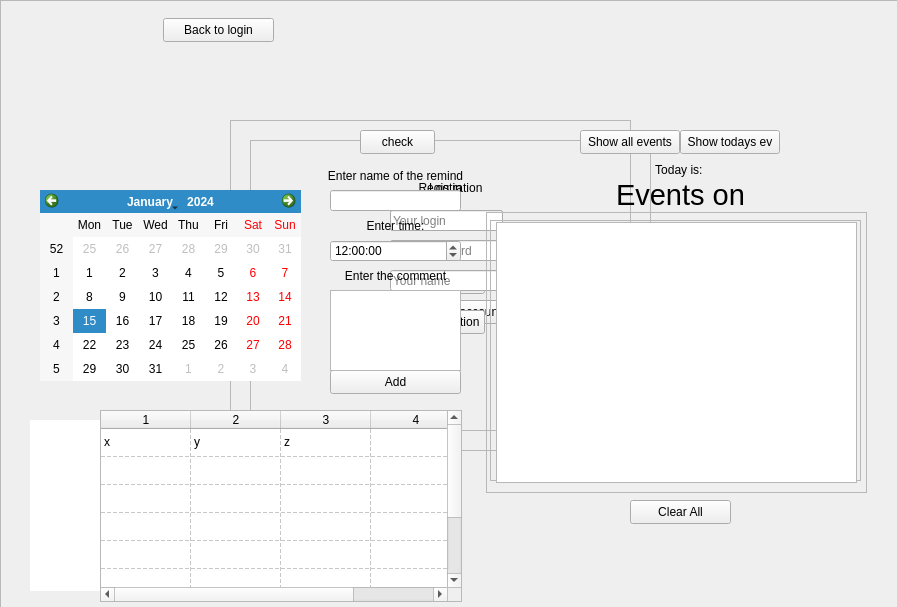
First picture: the form in untitled.ui, repository r3dbk/PCInfo, before the edit.
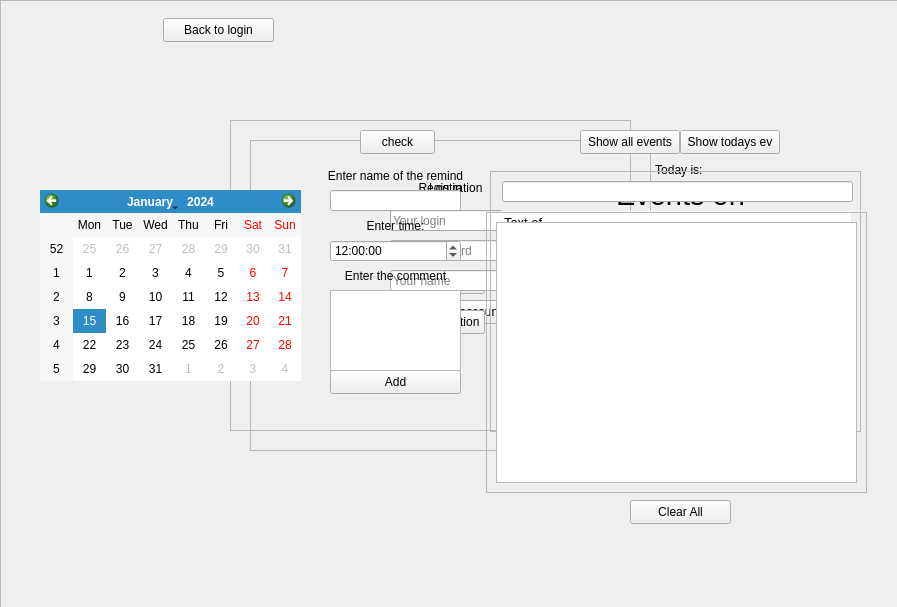
Second picture: the form after the edit.

What changed in the file:
```diff
--- a/untitled.ui
+++ b/untitled.ui
@@ -427,22 +427,6 @@
       </rect>
      </property>
     </widget>
-    <widget class="QTextEdit" name="textEdit_2">
-     <property name="geometry">
-      <rect>
-       <x>30</x>
-       <y>420</y>
-       <width>281</width>
-       <height>171</height>
-      </rect>
-     </property>
-     <property name="frameShape">
-      <enum>QFrame::NoFrame</enum>
-     </property>
-     <property name="readOnly">
-      <bool>true</bool>
-     </property>
-    </widget>
     <widget class="QPushButton" name="pushButton_8">
      <property name="geometry">
       <rect>
@@ -472,117 +456,11 @@
       <set>Qt::AlignCenter</set>
      </property>
     </widget>
-    <widget class="QTableWidget" name="tableWidget">
-     <property name="geometry">
-      <rect>
-       <x>100</x>
-       <y>410</y>
-       <width>362</width>
-       <height>192</height>
-      </rect>
-     </property>
-     <property name="sizeIncrement">
-      <size>
-       <width>0</width>
-       <height>0</height>
-      </size>
-     </property>
-     <property name="focusPolicy">
-      <enum>Qt::NoFocus</enum>
-     </property>
-     <property name="autoFillBackground">
-      <bool>false</bool>
-     </property>
-     <property name="editTriggers">
-      <set>QAbstractItemView::NoEditTriggers</set>
-     </property>
-     <property name="tabKeyNavigation">
-      <bool>true</bool>
-     </property>
-     <property name="showDropIndicator" stdset="0">
-      <bool>true</bool>
-     </property>
-     <property name="dragDropOverwriteMode">
-      <bool>false</bool>
-     </property>
-     <property name="textElideMode">
-      <enum>Qt::ElideRight</enum>
-     </property>
-     <property name="showGrid">
-      <bool>true</bool>
-     </property>
-     <property name="gridStyle">
-      <enum>Qt::DashLine</enum>
-     </property>
-     <property name="wordWrap">
-      <bool>true</bool>
-     </property>
-     <property name="rowCount">
-      <number>8</number>
-     </property>
-     <property name="columnCount">
-      <number>4</number>
-     </property>
-     <attribute name="horizontalHeaderVisible">
-      <bool>true</bool>
-     </attribute>
-     <attribute name="horizontalHeaderMinimumSectionSize">
-      <number>32</number>
-     </attribute>
-     <attribute name="horizontalHeaderDefaultSectionSize">
-      <number>90</number>
-     </attribute>
-     <attribute name="horizontalHeaderHighlightSections">
-      <bool>true</bool>
-     </attribute>
-     <attribute name="horizontalHeaderStretchLastSection">
-      <bool>false</bool>
-     </attribute>
-     <attribute name="verticalHeaderVisible">
-      <bool>false</bool>
-     </attribute>
-     <attribute name="verticalHeaderDefaultSectionSize">
-      <number>28</number>
-     </attribute>
-     <attribute name="verticalHeaderHighlightSections">
-      <bool>true</bool>
-     </attribute>
-     <attribute name="verticalHeaderStretchLastSection">
-      <bool>false</bool>
-     </attribute>
-     <row/>
-     <row/>
-     <row/>
-     <row/>
-     <row/>
-     <row/>
-     <row/>
-     <row/>
-     <column/>
-     <column/>
-     <column/>
-     <column/>
-     <item row="0" column="0">
-      <property name="text">
-       <string>x</string>
-      </property>
-     </item>
-     <item row="0" column="1">
-      <property name="text">
-       <string>y</string>
-      </property>
-     </item>
-     <item row="0" column="2">
-      <property name="text">
-       <string>z</string>
-      </property>
-     </item>
-    </widget>
     <widget class="QFrame" name="frame_4">
      <property name="geometry">
       <rect>
        <x>490</x>
-       <y>220</y>
+       <y>171</y>
        <width>371</width>
        <height>261</height>
       </rect>
@@ -593,33 +471,12 @@
      <property name="frameShadow">
       <enum>QFrame::Raised</enum>
      </property>
-     <widget class="QLabel" name="label_9">
-      <property name="geometry">
-       <rect>
-        <x>10</x>
-        <y>10</y>
-        <width>351</width>
-        <height>20</height>
-       </rect>
-      </property>
-      <property name="font">
-       <font>
-        <pointsize>11</pointsize>
-       </font>
-      </property>
-      <property name="text">
-       <string>Name of the remind</string>
-      </property>
-      <property name="alignment">
-       <set>Qt::AlignCenter</set>
-      </property>
-     </widget>
      <widget class="QPushButton" name="pushButton_9">
       <property name="geometry">
        <rect>
-        <x>200</x>
+        <x>245</x>
         <y>220</y>
-        <width>156</width>
+        <width>111</width>
         <height>31</height>
        </rect>
       </property>
@@ -640,20 +497,20 @@
        <rect>
         <x>14</x>
         <y>220</y>
-        <width>156</width>
+        <width>111</width>
         <height>31</height>
        </rect>
       </property>
       <property name="font">
        <font>
-        <pointsize>18</pointsize>
+        <pointsize>14</pointsize>
        </font>
       </property>
       <property name="toolTip">
-       <string>&lt;html&gt;&lt;head/&gt;&lt;body&gt;&lt;p&gt;Edit&lt;/p&gt;&lt;/body&gt;&lt;/html&gt;</string>
+       <string>&lt;html&gt;&lt;head/&gt;&lt;body&gt;&lt;p&gt;Discard&lt;/p&gt;&lt;/body&gt;&lt;/html&gt;</string>
       </property>
       <property name="text">
-       <string>✍</string>
+       <string>❌</string>
       </property>
      </widget>
      <widget class="QTextEdit" name="textEdit_3">
@@ -680,7 +537,7 @@
        <enum>Qt::ScrollBarAlwaysOff</enum>
       </property>
       <property name="readOnly">
-       <bool>true</bool>
+       <bool>false</bool>
       </property>
       <property name="html">
        <string>&lt;!DOCTYPE HTML PUBLIC &quot;-//W3C//DTD HTML 4.0//EN&quot; &quot;http://www.w3.org/TR/REC-html40/strict.dtd&quot;&gt;
@@ -733,40 +590,65 @@
        <set>Qt::AlignCenter</set>
       </property>
      </widget>
-     <widget class="QLabel" name="label_12">
+     <widget class="QPushButton" name="pushButton_12">
       <property name="geometry">
        <rect>
-        <x>30</x>
-        <y>175</y>
-        <width>101</width>
-        <height>21</height>
+        <x>140</x>
+        <y>220</y>
+        <width>91</width>
+        <height>31</height>
        </rect>
       </property>
-      <property name="text">
-       <string>date</string>
+      <property name="font">
+       <font>
+        <pointsize>12</pointsize>
+       </font>
       </property>
-      <property name="alignment">
-       <set>Qt::AlignCenter</set>
+      <property name="toolTip">
+       <string>Done</string>
       </property>
+      <property name="text">
+       <string>✅</string>
+      </property>
      </widget>
-     <widget class="QLabel" name="label_13">
+     <widget class="QLineEdit" name="label_9">
       <property name="geometry">
        <rect>
-        <x>240</x>
-        <y>175</y>
-        <width>101</width>
+        <x>12</x>
+        <y>10</y>
+        <width>351</width>
         <height>21</height>
        </rect>
       </property>
-      <property name="text">
-       <string>time</string>
-      </property>
       <property name="alignment">
        <set>Qt::AlignCenter</set>
       </property>
      </widget>
+     <widget class="QDateEdit" name="dateEdit">
+      <property name="geometry">
+       <rect>
+        <x>16</x>
+        <y>178</y>
+        <width>110</width>
+        <height>22</height>
+       </rect>
+      </property>
+     </widget>
+     <widget class="QTimeEdit" name="timeEdit_2">
+      <property name="geometry">
+       <rect>
+        <x>239</x>
+        <y>178</y>
+        <width>118</width>
+        <height>22</height>
+       </rect>
+      </property>
+     </widget>
     </widget>
     <widget class="QFrame" name="frame_5">
+     <property name="enabled">
+      <bool>true</bool>
+     </property>
      <property name="geometry">
       <rect>
        <x>486</x>
@@ -790,6 +672,11 @@
         <height>261</height>
        </rect>
       </property>
+      <property name="font">
+       <font>
+        <pointsize>10</pointsize>
+       </font>
+      </property>
       <property name="itemAlignment">
        <set>Qt::AlignCenter</set>
       </property>
```
